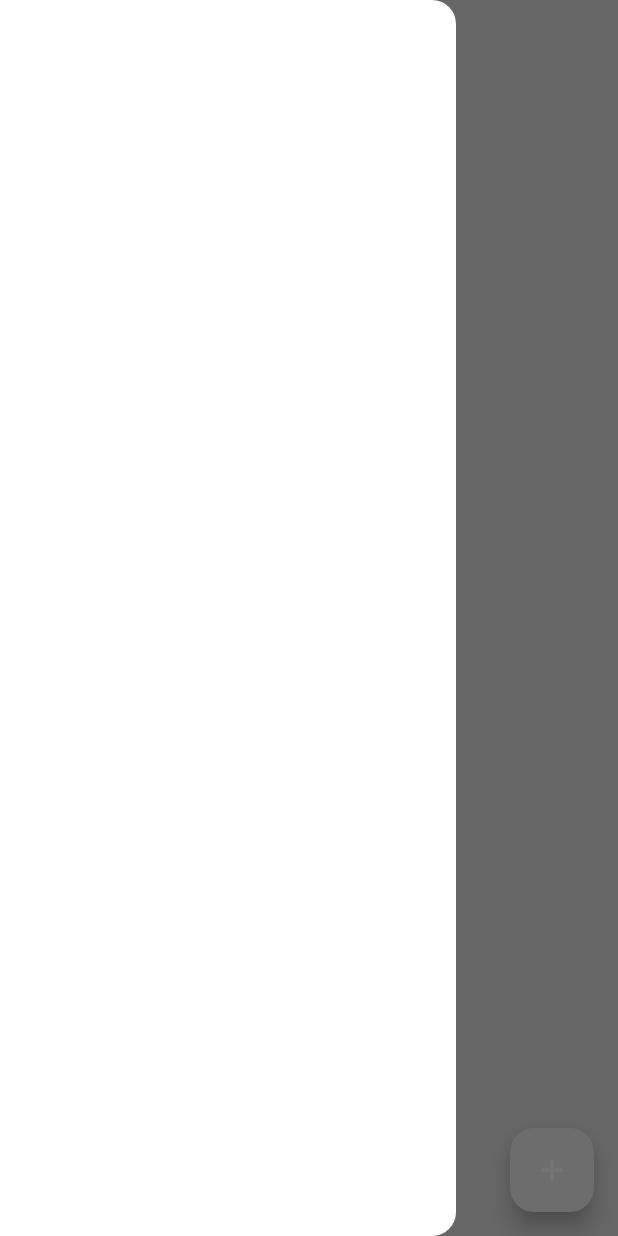
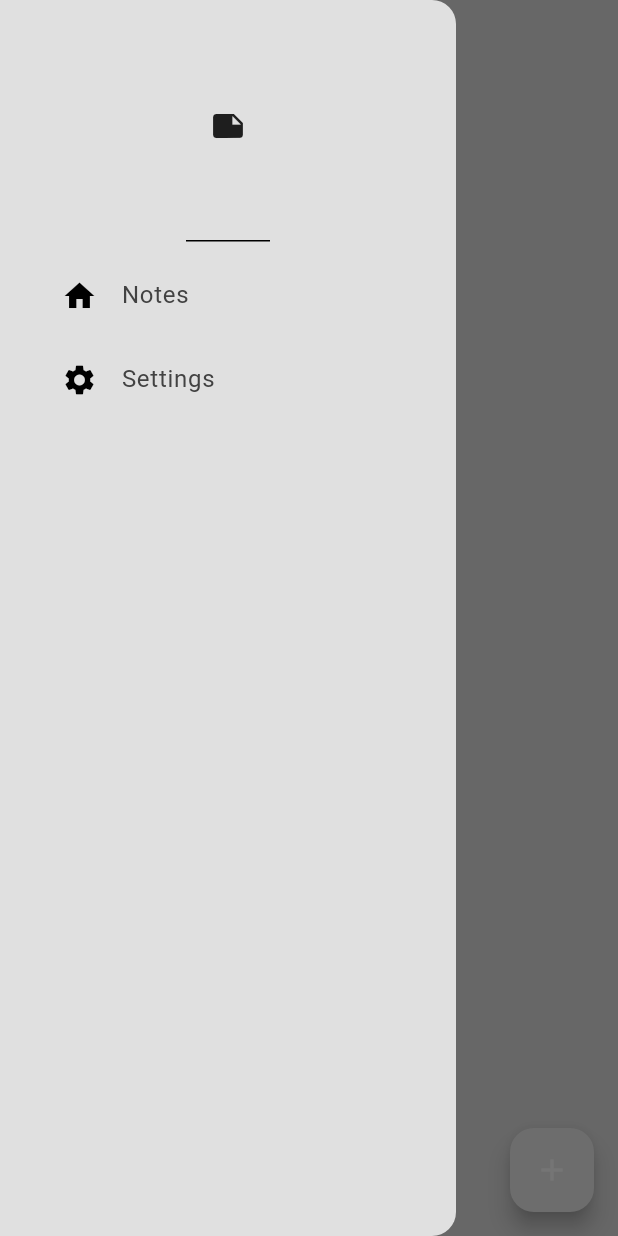
Before and after one commit to faldi17/notes-flutter, a Flutter app: the screen it shows after launch, with the side drawer open, on a phone screen of 412 x 824 dp. Run offline on Flutter 3.47's test engine with Material 3 defaults, Android fonts, the phone set to English and light mode, and no system bars; our stand-ins replace google_fonts, isar; accounts and stored records are empty; generated files the repository leaves out were written again.

Commit message:
menu drawer

```diff
--- a/lib/components/drawer.dart
+++ b/lib/components/drawer.dart
@@ -1,4 +1,5 @@
 import 'package:flutter/material.dart';
+import 'package:notes_flutter/components/drawer_tile.dart';
 
 class MyDrawer extends StatelessWidget {
   const MyDrawer({super.key});
@@ -10,8 +11,21 @@ class MyDrawer extends StatelessWidget {
       child: Column(
         children: [
           // header
+          const DrawerHeader(child: Icon(Icons.note)),
+
           // notes tile
+          DrawerTile(
+            title: "Notes",
+            leading: const Icon(Icons.home),
+            onTap: () => Navigator.pop(context),
+          ),
+
           // settings tile
+          DrawerTile(
+            title: "Settings",
+            leading: const Icon(Icons.settings),
+            onTap: () {},
+          ),
         ],
       ),
     );
--- /dev/null
+++ b/lib/components/drawer_tile.dart
@@ -0,0 +1,29 @@
+import 'package:flutter/material.dart';
+
+class DrawerTile extends StatelessWidget {
+  final String title;
+  final Widget leading;
+  final void Function()? onTap;
+
+  const DrawerTile({
+    super.key,
+    required this.title,
+    required this.leading,
+    required this.onTap,
+  });
+
+  @override
+  Widget build(BuildContext context) {
+    return Padding(
+      padding: const EdgeInsets.only(left: 25.0),
+      child: ListTile(
+        title: Text(
+          title,
+          style: TextStyle(color: Theme.of(context).colorScheme.inversePrimary),
+        ),
+        leading: leading,
+        onTap: onTap,
+      ),
+    );
+  }
+}
--- a/lib/pages/notes_page.dart
+++ b/lib/pages/notes_page.dart
@@ -1,5 +1,6 @@
 import 'package:flutter/material.dart';
 import 'package:google_fonts/google_fonts.dart';
+import 'package:notes_flutter/components/drawer.dart';
 import 'package:notes_flutter/models/note.dart';
 import 'package:notes_flutter/models/note_database.dart';
 import 'package:provider/provider.dart';
@@ -108,7 +109,7 @@ class _NotesPage extends State<NotesPage> {
         onPressed: createNote,
         child: const Icon(Icons.add),
       ),
-      drawer: Drawer(),
+      drawer: const MyDrawer(),
       body: Column(
         crossAxisAlignment: CrossAxisAlignment.start,
         children: [
```
